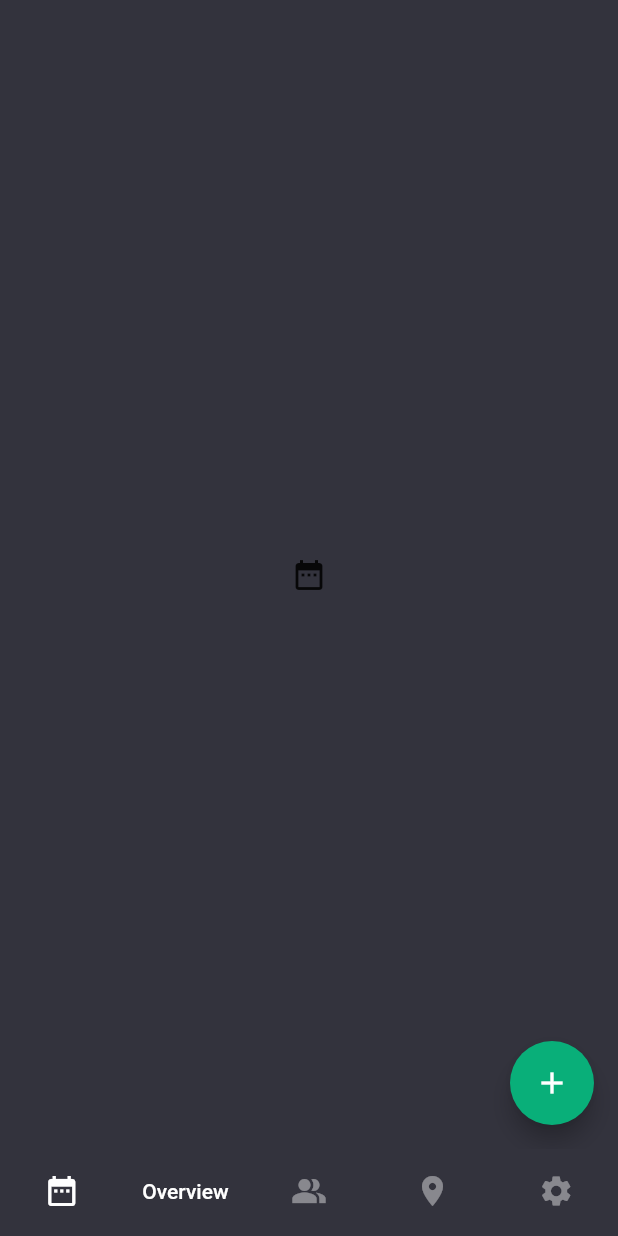
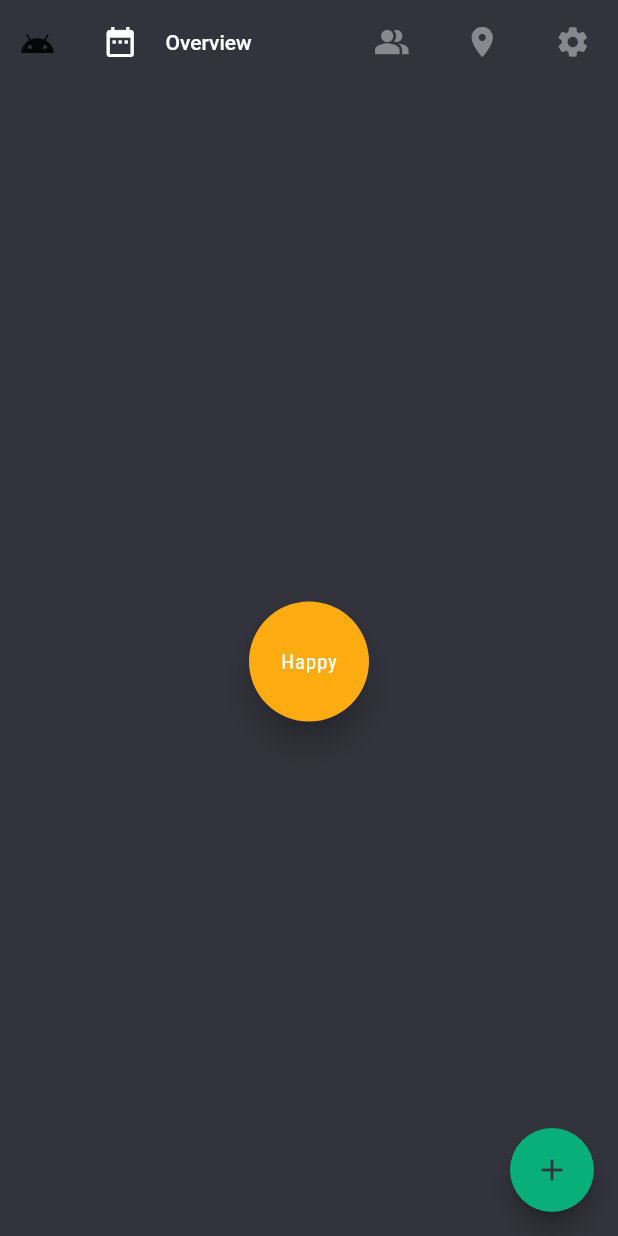
Before and after one commit to Ao99/emoriver, a Flutter app: the screen it shows after launch, on a phone screen of 412 x 824 dp. Run offline on Flutter 3.47's test engine with Material 2 defaults, Android fonts, the light colour scheme and no system bars; our stand-ins replace adaptive_breakpoints, firebase_auth, firebase_core, google_fonts, tuple; accounts and stored records are empty.

Commit message:
ui update

```diff
--- a/lib/pages/addPage.dart
+++ b/lib/pages/addPage.dart
@@ -1,3 +1,4 @@
+import 'dart:math';
 import 'package:flutter/material.dart';
 import 'routes.dart';
 
@@ -10,35 +11,65 @@ class _AddPageState extends State<AddPage> {
   @override
   Widget build(BuildContext context) {
     return Scaffold(
-      floatingActionButton: Container(
-        height: 500.0,
-        width: 500.0,
-        child: FittedBox(
-          child: FloatingActionButton(
-            onPressed: () => Navigator.of(context)
-                .restorablePushNamed(AppRoute.home),
-            heroTag: 'hero-add',
-            child: Icon(Icons.add),
-          ),
+      body: Center(
+        child: Hero(
+          tag: "hero-add",
+          child: Stack(
+            children: [
+              CustomPaint(
+                painter: _RingPainter(
+                  startAngle: 0,
+                  color: Colors.yellowAccent,
+                ),
+              ),
+              CustomPaint(
+                painter: _RingPainter(
+                  startAngle: pi / 4,
+                  color: Colors.blueAccent,
+                ),
+              ),
+              CustomPaint(
+                painter: _RingPainter(
+                  startAngle: pi / 2,
+                  color: Colors.greenAccent,
+                ),
+              ),
+              CustomPaint(
+                painter: _RingPainter(
+                  startAngle: pi * 3 / 4,
+                  color: Colors.redAccent,
+                ),
+              ),
+            ],
+          )
         ),
-      ),
-      floatingActionButtonLocation: FloatingActionButtonLocation.centerFloat);
+      )
+    );
   }
 }
 
-StatelessWidget _createHeroContainer({
-  double size,
-  Color color,
-}) {
-  return Container(
-    height: size,
-    width: size,
-    padding: EdgeInsets.all(10.0),
-    margin: size < 100.0 ? EdgeInsets.all(10.0) : EdgeInsets.all(0),
-    decoration: BoxDecoration(
-      shape: BoxShape.circle,
-      color: color,
-    ),
-    child: FlutterLogo(),
-  );
+class _RingPainter extends CustomPainter {
+  _RingPainter({this.startAngle, this.color});
+  final double startAngle;
+  final Color color;
+
+  @override
+  void paint(Canvas canvas, Size size) {
+    final paint = Paint()
+      ..color = color ?? Colors.white
+      ..style = PaintingStyle.fill;
+
+    canvas.drawArc(
+        Rect.fromCircle(
+          center: Offset(size.width / 2, size.height / 2),
+          radius: 100,
+        ),
+        startAngle,
+        pi / 4,
+        true,
+        paint);
+  }
+
+  @override
+  bool shouldRepaint(CustomPainter oldDelegate) => true;
 }
--- a/lib/pages/homePage.dart
+++ b/lib/pages/homePage.dart
@@ -1,6 +1,9 @@
 import 'package:flutter/material.dart';
 import 'tabs/tabs.dart';
+import '../themes/colors.dart';
 import '../widgets/rotatedTab.dart';
+import '../widgets/expandableFab.dart';
+import '../widgets/circleButton.dart';
 import '../utils/adaptive.dart';
 
 class HomePage extends StatefulWidget {
@@ -15,6 +18,7 @@ class _HomePageState extends State<HomePage>
     with SingleTickerProviderStateMixin, RestorationMixin {
   TabController _tabController;
   RestorableInt tabIndex = RestorableInt(0);
+  bool showBlur = false;
 
   @override
   void initState() {
@@ -45,39 +49,50 @@ class _HomePageState extends State<HomePage>
 
   @override
   Widget build(BuildContext context) {
-    final ThemeData theme = Theme.of(context);
     final bool isDesktop = isDisplayDesktop(context);
-    final int quarterTurns = 1;
-    final int revertQuarterTurns = 4 - quarterTurns;
 
-    Widget tabBarView;
-    if(isDesktop) {
-      tabBarView = Row(
-        children: [
-          Container(
-            // width: ,
-            alignment: Alignment.topCenter,
-            padding: EdgeInsets.symmetric(vertical: 32),
-            child: Column(
-              children: [
-                SizedBox(height: 24),
-                ExcludeSemantics(
-                  child: SizedBox(
-                    height: 80,
-                    child: Icon(Icons.add),
+    return Scaffold(
+      body: SafeArea(
+        top: !isDesktop,
+        bottom: !isDesktop,
+        child: FocusTraversalGroup(
+          policy: OrderedTraversalPolicy(),
+          child: _buildTabBarWithViews(isDesktop),
         ),
       ),
-                SizedBox(height: 24),
+      floatingActionButton: ExpandableFab(
+        distance: 275,
+        children: _buildFabChildren(),
+      ),
+    );
+  }
+
+  Widget _buildTabBarWithViews(bool isDesktop) {
+    final int quarterTurns = isDesktop ? 1 : 0;
+    final int revertQuarterTurns = isDesktop ? 4 - quarterTurns : 0;
+    final double logoSize = isDesktop ? 80 : 50;
+
+    return _RowOrColumn(
+      isRow: isDesktop,
+      children: [
+        _RowOrColumn(
+          isRow: !isDesktop,
+          children: [
+            SizedBox(
+              width: logoSize,
+              height: logoSize,
+              child: Icon(Icons.android),
+            ),
             RotatedTabBar(
               tabs: buildTabs(
                 tabController: _tabController,
-                      theme: theme,
-                      quarterTurns: revertQuarterTurns),
+                quarterTurns: revertQuarterTurns,
+                leftOrTopPadding: logoSize,
+              ),
               tabController: _tabController,
               quarterTurns: quarterTurns,
             ),
           ],
-            ),
         ),
         Expanded(
           child: RotatedBox(
@@ -90,31 +105,65 @@ class _HomePageState extends State<HomePage>
         ),
       ],
     );
-    } else {
-      tabBarView = Column(
-        children: [
-          Expanded(
-            child: TabBarView(
-              children: buildTabViews(),
-              controller: _tabController,
+  }
+
+  _buildFabChildren() {
+    return [
+      CircleButton(
+        color: ThemeColors.happy,
+        onTap: () {
+          print("happy");
+        },
+        child: Text("happy"),
       ),
+      CircleButton(
+        color: ThemeColors.sad,
+        onTap: () {
+          print("sad");
+        },
+        child: Text("sad"),
       ),
-          RotatedTabBar(
-            tabs: buildTabs(tabController: _tabController, theme: theme),
-            tabController: _tabController,
+      CircleButton(
+        color: ThemeColors.calm,
+        onTap: () {
+          print("calm");
+        },
+        child: Text("calm"),
       ),
-        ],
-      );
-    }
-    return Scaffold(
-      body: SafeArea(
-        top: !isDesktop,
-        bottom: !isDesktop,
-        child: FocusTraversalGroup(
-          policy: OrderedTraversalPolicy(),
-          child: tabBarView,
+      CircleButton(
+        color: ThemeColors.angry,
+        onTap: () {
+          print("angry");
+        },
+        child: Text("angry"),
       ),
+      CircleButton(
+        color: ThemeColors.intrigued,
+        onTap: () {
+          print("intrigued");
+        },
+        child: Text("intrigued"),
       ),
-    );
+      CircleButton(
+        color: ThemeColors.bored,
+        onTap: () {
+          print("bored");
+        },
+        child: Text("bored"),
+      ),
+    ];
   }
 }
+
+class _RowOrColumn extends StatelessWidget {
+  const _RowOrColumn({Key key, this.isRow, this.children}) : super(key: key);
+  final bool isRow;
+  final List<Widget> children;
+
+  @override
+  Widget build(BuildContext context) {
+    return isRow
+      ? Row(children: children)
+      : Column(children: children);
+  }
+}
--- a/lib/pages/tabs/overviewView.dart
+++ b/lib/pages/tabs/overviewView.dart
@@ -1,5 +1,6 @@
 import 'package:flutter/material.dart';
-import '../routes.dart';
+import '../../themes/colors.dart';
+import '../../widgets/circleButton.dart';
 
 class OverviewView extends StatelessWidget {
   final IconData tabIcon = Icons.date_range;
@@ -7,12 +8,13 @@ class OverviewView extends StatelessWidget {
   @override
   Widget build(BuildContext context) {
     return Scaffold(
-      body: Center(child: Icon(tabIcon)),
-      floatingActionButton: FloatingActionButton(
-        onPressed: () => Navigator.of(context)
-            .restorablePushNamed(AppRoute.add),
-        heroTag: 'hero-add',
-        child: Icon(Icons.add),
+      body: Center(
+        child:
+        CircleButton(
+          color: ThemeColors.happy,
+          onTap: () {print('happy');},
+          child: Text("Happy"),
+        ),
       ),
     );
   }
--- a/lib/pages/tabs/tabs.dart
+++ b/lib/pages/tabs/tabs.dart
@@ -23,16 +23,16 @@ final tabViews =
 ];
 
 List<Widget> buildTabs(
-  {TabController tabController, ThemeData theme, int quarterTurns = 0}) =>
+  {TabController tabController, int quarterTurns = 0, leftOrTopPadding = 0}) =>
     tabsInfo.asMap().entries.map((e) =>
       RotatedTab(
-        theme: theme,
         iconData: e.value.item1,
         title: e.value.item2,
         tabIndex: e.key,
         tabCount: tabsInfo.length,
         tabController: tabController,
         quarterTurns: quarterTurns,
+        leftOrTopPadding: leftOrTopPadding,
     )).toList();
 
 List<Widget> buildTabViews({int quarterTurns = 0}) =>
--- a/lib/themes/colors.dart
+++ b/lib/themes/colors.dart
@@ -1,6 +1,13 @@
 import 'dart:ui';
 
 class ThemeColors {
+  static const Color happy = Color(0xFFFFAC12);
+  static const Color sad = Color(0xFF254E7B);
+  static const Color calm = Color(0xFF007D51);
+  static const Color angry = Color(0xFF9D3E2E);
+  static const Color intrigued = Color(0xFF82D5B5);
+  static const Color bored = Color(0x99575757);
+
   static const List<Color> accountColors = <Color>[
     Color(0xFF005D57),
     Color(0xFF04B97F),
@@ -33,6 +40,7 @@ class ThemeColors {
   static const Color buttonHoverColor = Color(0xFF0CD392);
   static const Color focusColor = Color(0xCCFFFFFF);
   static const Color dividerColor = Color(0xAA282828);
+  static const Color cancelColor = Color(0xFFFF6951);
 
   /// Convenience method to get a single account color with position i.
   static Color accountColor(int i) {
--- a/lib/themes/themes.dart
+++ b/lib/themes/themes.dart
@@ -11,10 +11,12 @@ class AppTheme {
       appBarTheme: AppBarTheme(brightness: Brightness.dark, elevation: 0),
       floatingActionButtonTheme: FloatingActionButtonThemeData(
         backgroundColor: ThemeColors.buttonColor,
+        foregroundColor: ThemeColors.primaryBackground,
         hoverColor: ThemeColors.buttonHoverColor,
       ),
       scaffoldBackgroundColor: ThemeColors.primaryBackground,
       primaryColor: ThemeColors.primaryBackground,
+      accentColor: ThemeColors.cancelColor,
       focusColor: ThemeColors.focusColor,
       textTheme: _buildTextTheme(base.textTheme),
       inputDecorationTheme: const InputDecorationTheme(
--- /dev/null
+++ b/lib/widgets/circleButton.dart
@@ -0,0 +1,29 @@
+import 'package:flutter/material.dart';
+
+class CircleButton extends StatelessWidget {
+  const CircleButton({
+    Key key,
+    this.size = 80,
+    this.color,
+    this.onTap,
+    this.child
+  }) : super(key: key);
+
+  final double size;
+  final Color color;
+  final Function onTap;
+  final Widget child;
+
+  @override
+  Widget build(BuildContext context) {
+    return RawMaterialButton(
+      elevation: 8.0,
+      fillColor: color,
+      onPressed: onTap,
+      child: child,
+      padding: EdgeInsets.all(15.0),
+      shape: CircleBorder(),
+      constraints: BoxConstraints.tightFor(width: size, height: size),
+    );
+  }
+}
--- /dev/null
+++ b/lib/widgets/expandableFab.dart
@@ -0,0 +1,187 @@
+import 'dart:math';
+import 'dart:ui';
+import 'package:flutter/material.dart';
+
+class ExpandableFab extends StatefulWidget {
+  const ExpandableFab({
+    Key key,
+    this.initialOpen = false,
+    this.distance,
+    this.children
+  }) : super(key: key);
+
+  final bool initialOpen;
+  final double distance;
+  final List<Widget> children;
+
+  @override
+  _ExpandableFabState createState() => _ExpandableFabState();
+}
+
+class _ExpandableFabState extends State<ExpandableFab>
+    with SingleTickerProviderStateMixin{
+  bool _open;
+  AnimationController _controller;
+  Animation<double> _expandAnimation;
+
+  @override
+  void initState() {
+    super.initState();
+    _open = widget.initialOpen;
+    _controller = AnimationController(
+      value: _open ? 1.0 : 0.0,
+      duration: const Duration(milliseconds: 250),
+      vsync: this,
+    );
+    _expandAnimation = CurvedAnimation(
+      curve: Curves.fastOutSlowIn,
+      reverseCurve: Curves.easeOutQuad,
+      parent: _controller,
+    );
+  }
+
+
+  @override
+  void dispose() {
+    super.dispose();
+    _controller.dispose();
+  }
+
+  void _toggle() {
+    setState(() {
+      _open = !_open;
+      if (_open) {
+        _controller.forward();
+      } else {
+        _controller.reverse();
+      }
+    });
+  }
+
+  @override
+  Widget build(BuildContext context) {
+    return SizedBox.expand(
+      child: Stack(
+        alignment: Alignment.bottomRight,
+        clipBehavior: Clip.none,
+        children: [
+          _open
+            ? SizedBox.expand(
+                child: BackdropFilter(
+                  filter: ImageFilter.blur(sigmaX: 10.0, sigmaY: 10.0),
+                  child: Container(color: Colors.transparent),
+                ),
+              )
+            : Container(),
+          _buildTapToCloseFab(),
+          ..._buildExpandingActionButtons(),
+          _buildTapToOpenFab(),
+        ],
+      ),
+    );
+  }
+
+  Widget _buildTapToCloseFab() {
+    return SizedBox(
+      width: 56.0,
+      height: 56.0,
+      child: Center(
+        child: Material(
+          color: Theme.of(context).accentColor,
+          shape: CircleBorder(),
+          clipBehavior: Clip.antiAlias,
+          elevation: 4.0,
+          child: InkWell(
+            onTap: _toggle,
+            child: Padding(
+              padding: EdgeInsets.all(8.0),
+              child: Icon(Icons.close),
+            ),
+          ),
+        ),
+      ),
+    );
+  }
+
+  List<Widget> _buildExpandingActionButtons() {
+    final children = <Widget>[];
+    final count = widget.children.length;
+    final step = 90.0 / (count - 1);
+    for (var i = 0, angleInDegrees = 0.0; i < count; i++, angleInDegrees += step) {
+      children.add(
+        _ExpandingActionButton(
+          directionInDegrees: angleInDegrees,
+          maxDistance: widget.distance,
+          progress: _expandAnimation,
+          child: widget.children[i],
+        ),
+      );
+    }
+    return children;
+  }
+
+  Widget _buildTapToOpenFab() {
+    return IgnorePointer(
+      ignoring: _open,
+      child: AnimatedContainer(
+        transformAlignment: Alignment.center,
+        transform: Matrix4.diagonal3Values(
+          _open ? 0.7 : 1.0,
+          _open ? 0.7 : 1.0,
+          1.0,
+        ),
+        duration: const Duration(milliseconds: 250),
+        curve: const Interval(0.0, 0.5, curve: Curves.easeOut),
+        child: AnimatedOpacity(
+          opacity: _open ? 0.0 : 1.0,
+          curve: const Interval(0.25, 1.0, curve: Curves.easeInOut),
+          duration: const Duration(milliseconds: 250),
+          child: FloatingActionButton(
+            onPressed: _toggle,
+            child: const Icon(Icons.add),
+          ),
+        ),
+      ),
+    );
+  }
+}
+
+class _ExpandingActionButton extends StatelessWidget {
+  _ExpandingActionButton({
+    Key key,
+    this.directionInDegrees,
+    this.maxDistance,
+    this.progress,
+    this.child,
+  }) : super(key: key);
+
+  final double directionInDegrees;
+  final double maxDistance;
+  final Animation<double> progress;
+  final Widget child;
+
+  @override
+  Widget build(BuildContext context) {
+    return AnimatedBuilder(
+      animation: progress,
+      builder: (BuildContext context, Widget child) {
+        final offset = Offset.fromDirection(
+          directionInDegrees * (pi / 180.0),
+          progress.value * maxDistance,
+        );
+        return Positioned(
+          right: 4.0 + offset.dx,
+          bottom: 4.0 + offset.dy,
+          child: Transform.rotate(
+            angle: (1.0 - progress.value) * pi / 2,
+            child: child,
+          ),
+        );
+      },
+      child: FadeTransition(
+        opacity: progress,
+        child: child,
+      ),
+    );
+  }
+}
--- a/lib/widgets/rotatedTab.dart
+++ b/lib/widgets/rotatedTab.dart
@@ -26,24 +26,24 @@ class RotatedTabBar extends StatelessWidget {
 
 class RotatedTab extends StatefulWidget {
   RotatedTab({
-    ThemeData theme,
     IconData iconData,
-    String title,
+    this.title,
     int tabIndex,
     this.tabCount,
     TabController tabController,
-    this.quarterTurns,
-  }) :  titleText = Text(title, style: theme.textTheme.button),
-        isExpanded = tabController.index == tabIndex,
+    this.quarterTurns = 0,
+    this.leftOrTopPadding,
+}) :  isExpanded = tabController.index == tabIndex,
         icon = Icon(iconData, semanticLabel: title),
         isVertical = quarterTurns % 2 == 1;
 
-  final Text titleText;
+  final String title;
   final Icon icon;
   final int tabCount;
   final bool isExpanded;
   final int quarterTurns;
   final bool isVertical;
+  final double leftOrTopPadding;
 
   @override
   _RotatedTabState createState() => _RotatedTabState();
@@ -82,6 +82,8 @@ class _RotatedTabState extends State<RotatedTab>
 
   @override
   Widget build(BuildContext context) {
+    Text titleText = Text(widget.title, style: Theme.of(context).textTheme.button);
+
     if(widget.isVertical) {
       return RotatedBox(
         quarterTurns: widget.quarterTurns,
@@ -99,7 +101,7 @@ class _RotatedTabState extends State<RotatedTab>
                 sizeFactor: _titleSizeAnimation,
                 axis: Axis.vertical,
                 axisAlignment: -1,
-                child: Center(child: ExcludeSemantics(child: widget.titleText)),
+                child: Center(child: ExcludeSemantics(child: titleText)),
               ),
             ),
             SizedBox(height: 18),
@@ -108,8 +110,9 @@ class _RotatedTabState extends State<RotatedTab>
       );
     } else {
       final width = MediaQuery.of(context).size.width;
-      final expandedTitleWidthMultiplier = 1;
-      final unitWidth = width / (widget.tabCount + expandedTitleWidthMultiplier);
+      final expandedTitleWidthMultiplier = 2;
+      final unitWidth = (width - widget.leftOrTopPadding)
+          / (widget.tabCount + expandedTitleWidthMultiplier);
 
       return RotatedBox(
         quarterTurns: widget.quarterTurns,
@@ -132,7 +135,7 @@ class _RotatedTabState extends State<RotatedTab>
                   axisAlignment: -1,
                   child: SizedBox(
                     width: unitWidth * expandedTitleWidthMultiplier,
-                    child: Center(child: ExcludeSemantics(child: widget.titleText)),
+                    child: ExcludeSemantics(child: titleText),
                   ),
                 ),
               ),
```
Lines whose indentation alone changed are shown as unchanged.
